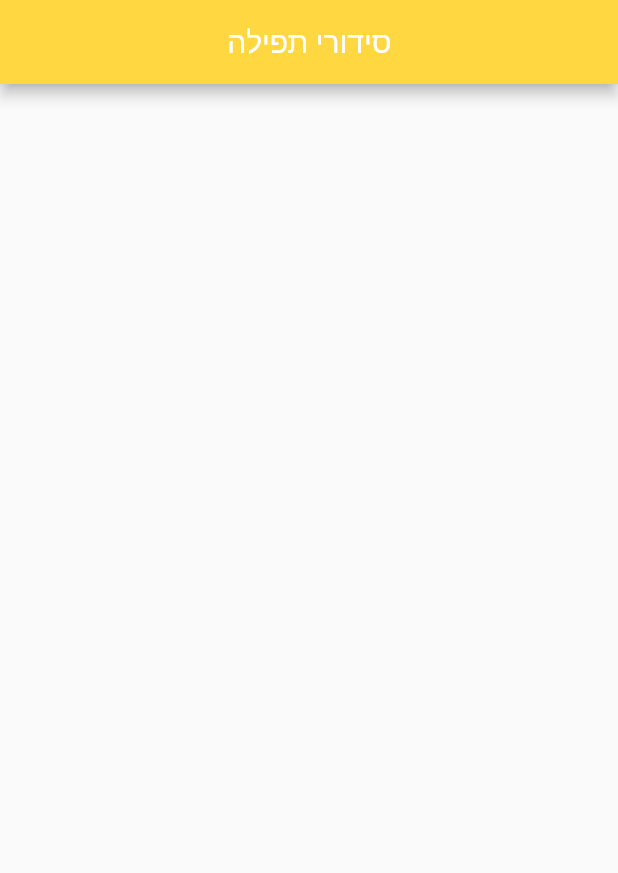
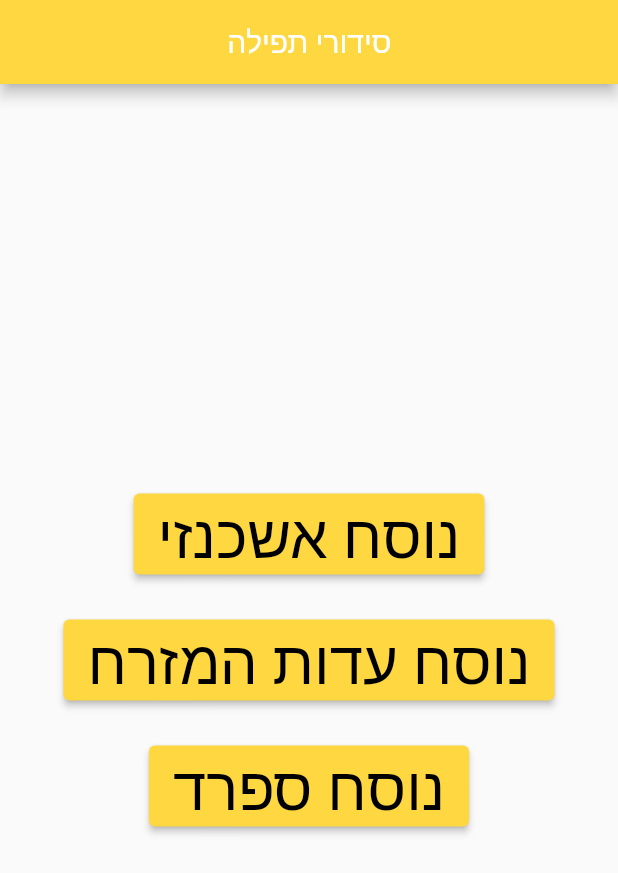
Before and after one commit to MatanLazimi/Pray-Together, a Flutter app: the mainPage screen opened directly, item 4 of the bottom bar chosen, on a phone screen of 412 x 824 dp. Shown: the top 873 px of the screen. Run offline on Flutter 3.47's test engine with Material 2 defaults, Android fonts, the phone set to English and light mode, and no system bars; our stand-ins replace dartz, firebase_auth, firebase_core, flutter_compass, flutter_signin_button, google_sign_in; missing offline and left inert: custom_navigator, kosher_dart; accounts and stored records are empty.

Commit message:
siddurim button

```diff
--- a/lib/Siddurim/presentation/pages/siddurim.dart
+++ b/lib/Siddurim/presentation/pages/siddurim.dart
@@ -8,12 +8,53 @@ class siddurim extends StatelessWidget {
   Widget build(BuildContext context) {
     return new MaterialApp(
       debugShowCheckedModeBanner: false,
+      theme: ThemeData(
+        elevatedButtonTheme: ElevatedButtonThemeData(
+          style: ElevatedButton.styleFrom(
+            primary: Colors.amberAccent,
+          ),
+        ),
+      ),
       home: Scaffold(
         appBar: AppBar(
           backgroundColor: Colors.amberAccent,
           title: Text('סידורי תפילה'),
           centerTitle: true,
         ),
-        ));
+        body: Center(
+          child: Column(
+            //crossAxisAlignment: CrossAxisAlignment.center,
+            mainAxisAlignment: MainAxisAlignment.center,
+            children: [
+              ElevatedButton(
+                  child: Text(
+                    'נוסח אשכנזי',
+                    style: TextStyle(color: Colors.black, fontSize: 40),
+                  ),
+                  onPressed: () {}),
+              SizedBox(
+                height: 30,
+              ),
+              ElevatedButton(
+                  child: Text('נוסח עדות המזרח',
+                      style: TextStyle(
+                        color: Colors.black,
+                        fontSize: 40,
+                      )),
+                  onPressed: () {}),
+              SizedBox(
+                height: 30,
+              ),
+              ElevatedButton(
+                  child: Text(
+                    'נוסח ספרד',
+                    style: TextStyle(color: Colors.black, fontSize: 40),
+                  ),
+                  onPressed: () {}),
+            ],
+          ),
+        ),
+      ),
+    );
   }
 }
```
Lines whose indentation alone changed are shown as unchanged.
